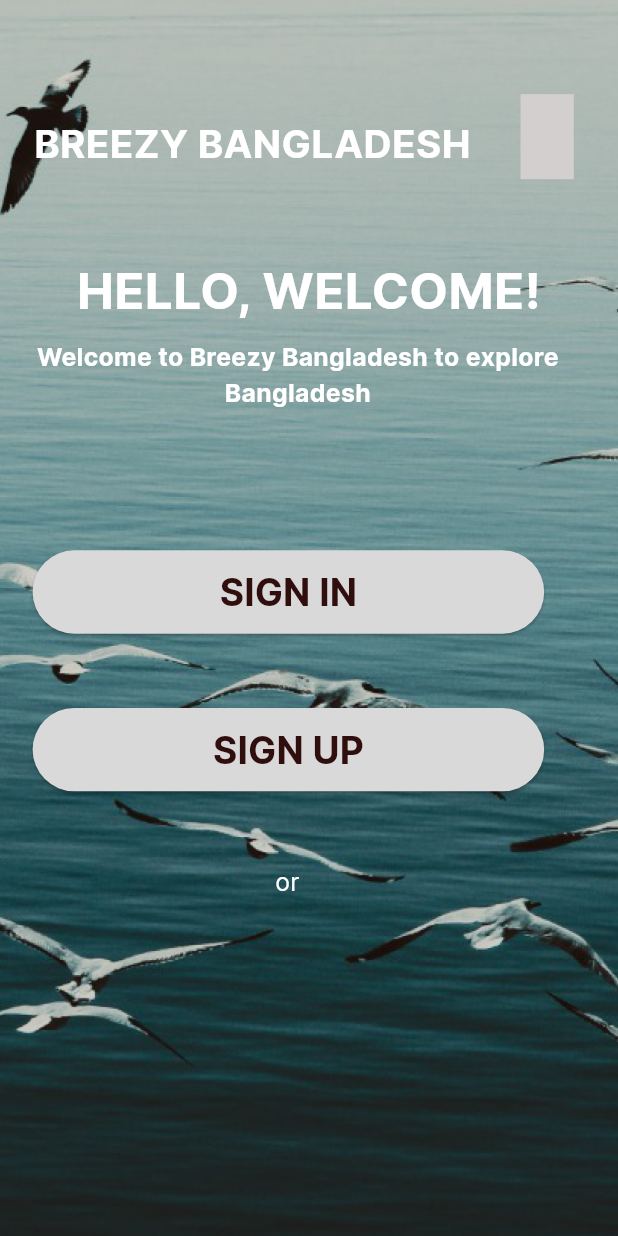
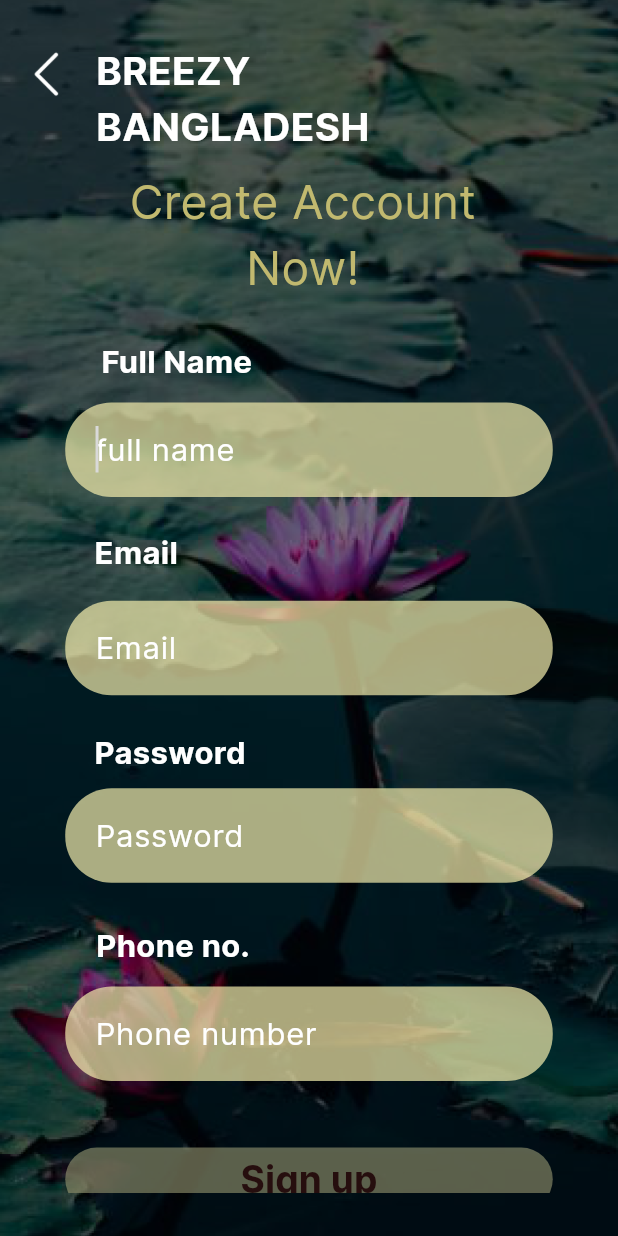
Before and after one commit to SOMBIT4/Software_Exhibition, a Flutter app: the AndroidLargeTwoScreen screen opened by its route, after a tap on "SIGN UP", on a phone screen of 412 x 824 dp. Run offline on Flutter 3.47's test engine with Material 3 defaults, Android fonts, the phone set to English and light mode, and no system bars; our stand-ins replace cached_network_image, flutter_svg.

Commit message:
work done

```diff
--- a/lib/core/utils/image_constant.dart
+++ b/lib/core/utils/image_constant.dart
@@ -22,6 +22,7 @@ class ImageConstant {
 
   static String imgMegaphoneBlack90002 =
       '$imagePath/img_megaphone_black_900_02.svg';
-
+  static String imgBack34x56 = '$imagePath/img_back_34x56.png';
+  static String imgNehaMaheenMah = '$imagePath/img_neha_maheen_mah.png';
   static String imageNotFound = 'assets/images/image_not_found.png';
 }
--- a/lib/presentation/android_large_one_screen/android_large_one_screen.dart
+++ b/lib/presentation/android_large_one_screen/android_large_one_screen.dart
@@ -103,11 +103,12 @@ class AndroidLargeOneScreen extends StatelessWidget {
                               children: [
                                 SizedBox(height: 2.v),
                                 GestureDetector(
-                                    onTap: (){
-                                      Navigator.pushNamed(context, '/android_large_two_screen');
+                                  onTap: () {
+                                    Navigator.pushNamed(
+                                        context, '/android_large_two_screen');
                                   },
                                   child: Text(
-                                      "swipe",
+                                    "CLICK",
                                     style: CustomTextStyles.headlineSmall24,
                                   ),
                                 ),
--- a/lib/presentation/android_large_three_screen/android_large_three_screen.dart
+++ b/lib/presentation/android_large_three_screen/android_large_three_screen.dart
@@ -1,4 +1,5 @@
 import 'package:breezybangladesh/core/app_export.dart';
+import 'package:breezybangladesh/widgets/custom_elevated_button.dart';
 import 'package:breezybangladesh/widgets/custom_text_form_field.dart';
 import 'package:flutter/material.dart';
 
@@ -60,7 +61,7 @@ class AndroidLargeThreeScreen extends StatelessWidget {
                     child: Padding(
                       padding: EdgeInsets.only(left: 26.h),
                       child: Text(
-                        "USERNAME",
+                        "EMAIL ADDRESS",
                         textAlign: TextAlign.center,
                         style: CustomTextStyles.titleLargeSemiBold,
                       ),
@@ -74,7 +75,7 @@ class AndroidLargeThreeScreen extends StatelessWidget {
                     ),
                     child: CustomTextFormField(
                       controller: userNameController,
-                      hintText: "username",
+                      hintText: "email address",
                     ),
                   ),
                   SizedBox(height: 18.v),
@@ -106,6 +107,21 @@ class AndroidLargeThreeScreen extends StatelessWidget {
                     ),
                   ),
                   Spacer(),
+                  SizedBox(height: 30.v),
+                  Padding(
+                    padding: EdgeInsets.only(
+                      left: 18.h,
+                      right: 19.h,
+                    ),
+                    child: CustomElevatedButton(
+                      onPressed: () {},
+                      text: "SIGN IN",
+                      // margin: EdgeInsets.symmetric(horizontal: 14.h),
+                      buttonStyle: CustomButtonStyles.fillyelloC,
+                      buttonTextStyle:
+                          CustomTextStyles.headlineSmallOnSecondaryContainer,
+                    ),
+                  ),
                   SizedBox(height: 23.v),
                   Align(
                     alignment: Alignment.centerRight,
@@ -140,22 +156,22 @@ class AndroidLargeThreeScreen extends StatelessWidget {
             style: theme.textTheme.headlineSmall,
           ),
         ),
-        Container(
-          height: 55.v,
-          width: 31.h,
-          margin: EdgeInsets.only(left: 22.h),
-          padding: EdgeInsets.symmetric(
-            horizontal: 5.h,
-            vertical: 13.v,
-          ),
-          decoration: AppDecoration.fillSecondaryContainer,
-          child: CustomImageView(
-            imagePath: ImageConstant.imgMegaphoneBlack90002,
-            height: 27.v,
-            width: 20.h,
-            alignment: Alignment.center,
-          ),
-        ),
+        // Container(
+        //   height: 55.v,
+        //   width: 31.h,
+        //   margin: EdgeInsets.only(left: 22.h),
+        //   padding: EdgeInsets.symmetric(
+        //     horizontal: 5.h,
+        //     vertical: 13.v,
+        //   ),
+        //   decoration: AppDecoration.fillSecondaryContainer,
+        //   child: CustomImageView(
+        //     imagePath: ImageConstant.imgMegaphoneBlack90002,
+        //     height: 27.v,
+        //     width: 20.h,
+        //     alignment: Alignment.center,
+        //   ),
+        // ),
       ],
     );
   }
--- a/lib/presentation/android_large_two_screen/android_large_two_screen.dart
+++ b/lib/presentation/android_large_two_screen/android_large_two_screen.dart
@@ -77,6 +77,9 @@ class AndroidLargeTwoScreen extends StatelessWidget {
                       Expanded(
                         child: Column(children: [
                           CustomElevatedButton(
+                            onPressed: () {
+                              Navigator.pushNamed(context, '/sign_up_screen');
+                            },
                             text: "SIGN UP",
                             margin: EdgeInsets.only(
                               left: 19.h,
@@ -94,8 +97,8 @@ class AndroidLargeTwoScreen extends StatelessWidget {
                           margin: EdgeInsets.only(left: 106.h),
                           child: SingleChildScrollView(
                             child: Text(
-                              "or",
-                              maxLines: 2,
+                              "or\ncontinue with",
+                              // maxLines: 2,
                               overflow: TextOverflow.ellipsis,
                               textAlign: TextAlign.center,
                               style: theme.textTheme.bodyLarge,
@@ -104,13 +107,17 @@ class AndroidLargeTwoScreen extends StatelessWidget {
                         ),
                       ),
                       SizedBox(height: 7.v),
-                      CustomImageView(
-                        imagePath: ImageConstant.imgDeviconGoogle,
-                        height: 36.v,
-                        width: 43.h,
-                        margin: EdgeInsets.only(left: 146.h),
+                      Row(
+                        mainAxisAlignment: MainAxisAlignment.center,
+                        children: [
+                          GestureDetector(
+                            onTap: (() {}),
+                            child: Image.asset('assets/images/google.png',
+                                height: 60, width: 60),
+                          ),
+                        ],
                       ),
-                      SizedBox(height: 93.v),
+                      SizedBox(height: 120.v),
                     ],
                   ),
                 ),
@@ -157,22 +164,22 @@ class AndroidLargeTwoScreen extends StatelessWidget {
                   style: theme.textTheme.headlineSmall,
                 ),
               ),
-              Container(
-                height: 55.v,
-                width: 31.h,
-                margin: EdgeInsets.only(left: 29.h),
-                padding: EdgeInsets.symmetric(
-                  horizontal: 5.h,
-                  vertical: 13.v,
-                ),
-                decoration: AppDecoration.fillBlueGray,
-                child: CustomImageView(
-                  imagePath: ImageConstant.imgMegaphone,
-                  height: 27.v,
-                  width: 20.h,
-                  alignment: Alignment.center,
-                ),
-              ),
+              // Container(
+              //   height: 55.v,
+              //   width: 31.h,
+              //   margin: EdgeInsets.only(left: 29.h),
+              //   padding: EdgeInsets.symmetric(
+              //     horizontal: 5.h,
+              //     vertical: 13.v,
+              //   ),
+              //   decoration: AppDecoration.fillBlueGray,
+              //   child: CustomImageView(
+              //     imagePath: ImageConstant.imgMegaphone,
+              //     height: 27.v,
+              //     width: 20.h,
+              //     alignment: Alignment.center,
+              //   ),
+              // ),
             ],
           ),
         ),
--- /dev/null
+++ b/lib/presentation/sign_up_screen/sign_up_screen.dart
@@ -0,0 +1,193 @@
+import 'package:breezybangladesh/core/app_export.dart';
+import 'package:breezybangladesh/widgets/custom_elevated_button.dart';
+import 'package:breezybangladesh/widgets/custom_text_form_field.dart';
+import 'package:flutter/material.dart';
+
+class SignUpScreen extends StatelessWidget {
+  SignUpScreen({Key? key}) : super(key: key);
+
+  TextEditingController fullNameController = TextEditingController();
+  TextEditingController emailController = TextEditingController();
+  TextEditingController passwordController = TextEditingController();
+  TextEditingController phoneNumberController = TextEditingController();
+  GlobalKey<FormState> _formKey = GlobalKey<FormState>();
+
+  @override
+  Widget build(BuildContext context) {
+    return Scaffold(
+      resizeToAvoidBottomInset: false,
+      body: SingleChildScrollView(
+        child: SizedBox(
+          height: MediaQuery.of(context).size.height,
+          child: Stack(
+            alignment: Alignment.center,
+            children: [
+              CustomImageView(
+                imagePath: ImageConstant.imgNehaMaheenMah,
+                height: 806.v,
+                width: 360.h,
+                alignment: Alignment.bottomCenter,
+              ),
+              Align(
+                alignment: Alignment.center,
+                child: Container(
+                  padding: EdgeInsets.symmetric(
+                    horizontal: 38.h,
+                    vertical: 28.v,
+                  ),
+                  decoration: BoxDecoration(
+                    color: Colors.black.withOpacity(.5),
+                  ),
+                  child: SingleChildScrollView(
+                    child: Column(
+                      mainAxisSize: MainAxisSize.min,
+                      children: [
+                        Align(
+                          alignment: Alignment.centerLeft,
+                          child: Container(
+                            width: 174.h,
+                            margin: EdgeInsets.only(left: 18.h),
+                            child: Text(
+                              "BREEZY\nBANGLADESH",
+                              maxLines: 2,
+                              overflow: TextOverflow.ellipsis,
+                              style: theme.textTheme.headlineSmall,
+                            ),
+                          ),
+                        ),
+                        SizedBox(height: 10.v),
+                        Container(
+                          width: 221.h,
+                          margin: EdgeInsets.only(
+                            left: 27.h,
+                            right: 34.h,
+                          ),
+                          child: Text(
+                            "Create Account Now!",
+                            maxLines: 2,
+                            overflow: TextOverflow.ellipsis,
+                            textAlign: TextAlign.center,
+                            style: CustomTextStyles
+                                .headlineLargeSecondaryContainer,
+                          ),
+                        ),
+                        SizedBox(height: 25.v),
+                        Align(
+                          alignment: Alignment.centerLeft,
+                          child: Padding(
+                            padding: EdgeInsets.only(left: 21.h),
+                            child: Text(
+                              "Full Name",
+                              style:
+                                  CustomTextStyles.titleLargeOnPrimaryContainer,
+                            ),
+                          ),
+                        ),
+                        SizedBox(height: 12.v),
+                        _buildFullName(context),
+                        SizedBox(height: 22.v),
+                        Align(
+                          alignment: Alignment.centerLeft,
+                          child: Padding(
+                            padding: EdgeInsets.only(left: 17.h),
+                            child: Text(
+                              "Email",
+                              style:
+                                  CustomTextStyles.titleLargeOnPrimaryContainer,
+                            ),
+                          ),
+                        ),
+                        SizedBox(height: 17.v),
+                        _buildEmail(context),
+                        SizedBox(height: 23.v),
+                        Align(
+                          alignment: Alignment.centerLeft,
+                          child: Padding(
+                            padding: EdgeInsets.only(left: 17.h),
+                            child: Text(
+                              "Password",
+                              style:
+                                  CustomTextStyles.titleLargeOnPrimaryContainer,
+                            ),
+                          ),
+                        ),
+                        SizedBox(height: 9.v),
+                        _buildPassword(context),
+                        SizedBox(height: 27.v),
+                        Align(
+                          alignment: Alignment.centerLeft,
+                          child: Padding(
+                            padding: EdgeInsets.only(left: 18.h),
+                            child: Text(
+                              "Phone no.",
+                              style:
+                                  CustomTextStyles.titleLargeOnPrimaryContainer,
+                            ),
+                          ),
+                        ),
+                        SizedBox(height: 12.v),
+                        _buildPhoneNumber(context),
+                        SizedBox(height: 43.v),
+                        _buildSignUp(context),
+                        SizedBox(height: 19.v),
+                      ],
+                    ),
+                  ),
+                ),
+              ),
+              CustomImageView(
+                imagePath: ImageConstant.imgBack34x56,
+                height: 34.v,
+                width: 56.h,
+                alignment: Alignment.topLeft,
+                margin: EdgeInsets.only(top: 31.v),
+              ),
+            ],
+          ),
+        ),
+      ),
+    );
+  }
+
+  Widget _buildFullName(BuildContext context) {
+    return CustomTextFormField(
+      controller: fullNameController,
+      hintText: "full name",
+    );
+  }
+
+  Widget _buildEmail(BuildContext context) {
+    return CustomTextFormField(
+      controller: emailController,
+      hintText: "Email",
+      textInputType: TextInputType.emailAddress,
+    );
+  }
+
+  Widget _buildPassword(BuildContext context) {
+    return CustomTextFormField(
+      controller: passwordController,
+      hintText: "Password",
+      textInputType: TextInputType.visiblePassword,
+      obscureText: true,
+    );
+  }
+
+  Widget _buildPhoneNumber(BuildContext context) {
+    return CustomTextFormField(
+      controller: phoneNumberController,
+      hintText: "Phone number",
+      textInputAction: TextInputAction.next,
+      textInputType: TextInputType.phone,
+    );
+  }
+
+  Widget _buildSignUp(BuildContext context) {
+    return CustomElevatedButton(
+      height: 41.v,
+      text: "Sign up",
+      buttonStyle: CustomButtonStyles.fillGrayC,
+      buttonTextStyle: CustomTextStyles.headlineSmallGray900,
+    );
+  }
+}
--- a/lib/routes/app_routes.dart
+++ b/lib/routes/app_routes.dart
@@ -1,3 +1,4 @@
+import 'package:breezybangladesh/presentation/sign_up_screen/sign_up_screen.dart';
 import 'package:flutter/material.dart';
 import 'package:breezybangladesh/presentation/android_large_one_screen/android_large_one_screen.dart';
 import 'package:breezybangladesh/presentation/android_large_two_screen/android_large_two_screen.dart';
@@ -11,12 +12,14 @@ class AppRoutes {
 
   static const String androidLargeThreeScreen = '/android_large_three_screen';
 
+  static const String signUpScreen = '/sign_up_screen';
   static const String appNavigationScreen = '/app_navigation_screen';
 
   static Map<String, WidgetBuilder> routes = {
     androidLargeOneScreen: (context) => AndroidLargeOneScreen(),
     androidLargeTwoScreen: (context) => AndroidLargeTwoScreen(),
     androidLargeThreeScreen: (context) => AndroidLargeThreeScreen(),
+    signUpScreen: (context) => SignUpScreen(),
     appNavigationScreen: (context) => AppNavigationScreen()
   };
 }
--- a/lib/theme/app_decoration.dart
+++ b/lib/theme/app_decoration.dart
@@ -6,9 +6,16 @@ class AppDecoration {
   static BoxDecoration get fillBlueGray => BoxDecoration(
         color: appTheme.blueGray100,
       );
+  static BoxDecoration get fillErrorContainer => BoxDecoration(
+        color: theme.colorScheme.errorContainer.withOpacity(0.55),
+      );
+  static BoxDecoration get fillErrorContainer1 => BoxDecoration(
+        color: theme.colorScheme.errorContainer.withOpacity(0.6),
+      );
   static BoxDecoration get fillOnPrimaryContainer => BoxDecoration(
         color: theme.colorScheme.onPrimaryContainer,
       );
+
   static BoxDecoration get fillSecondaryContainer => BoxDecoration(
         color: theme.colorScheme.secondaryContainer,
       );
--- a/lib/theme/custom_button_style.dart
+++ b/lib/theme/custom_button_style.dart
@@ -4,6 +4,18 @@ import 'package:flutter/material.dart';
 
 /// A class that offers pre-defined button styles for customizing button appearance.
 class CustomButtonStyles {
+  static ButtonStyle get fillGrayC => ElevatedButton.styleFrom(
+        backgroundColor: appTheme.gray5008c,
+        shape: RoundedRectangleBorder(
+          borderRadius: BorderRadius.circular(20.h),
+        ),
+      );
+  static ButtonStyle get fillyelloC => ElevatedButton.styleFrom(
+        backgroundColor: appTheme.yellow200A5,
+        shape: RoundedRectangleBorder(
+          borderRadius: BorderRadius.circular(20.h),
+        ),
+      );
   // text button style
   static ButtonStyle get none => ButtonStyle(
         backgroundColor: MaterialStateProperty.all<Color>(Colors.transparent),
--- a/lib/theme/custom_text_style.dart
+++ b/lib/theme/custom_text_style.dart
@@ -25,10 +25,21 @@ class CustomTextStyles {
         color: theme.colorScheme.onSecondaryContainer,
         fontSize: 24.fSize,
       );
+  static get headlineLargeSecondaryContainer =>
+      theme.textTheme.headlineLarge!.copyWith(
+        color: theme.colorScheme.secondaryContainer,
+        fontSize: 30.fSize,
+        fontWeight: FontWeight.w400,
+      );
   // Title text style
   static get titleLargeGray100 => theme.textTheme.titleLarge!.copyWith(
         color: appTheme.gray100,
         fontWeight: FontWeight.w600,
+      );
+  static get titleLargeOnPrimaryContainer =>
+      theme.textTheme.titleLarge!.copyWith(
+        color: theme.colorScheme.onPrimaryContainer,
+        fontWeight: FontWeight.w700,
       );
   static get titleLargeMedium => theme.textTheme.titleLarge!.copyWith(
         fontWeight: FontWeight.w500,
--- a/lib/theme/theme_helper.dart
+++ b/lib/theme/theme_helper.dart
@@ -118,8 +118,11 @@ class ColorSchemes {
   static final primaryColorScheme = ColorScheme.light(
     // Primary colors
     primary: Color(0XFFD9D9D9),
+    primaryContainer: Color(0XFF153A5D),
     secondaryContainer: Color(0XFFC1B96F),
-
+// Error colors
+    errorContainer: Color(0X3F000000),
+    onErrorContainer: Color(0XFF0B3D19),
     // On colors(text colors)
     onPrimary: Color(0XFF0B3D19),
     onPrimaryContainer: Color(0XFFFFFFFF),
@@ -145,7 +148,7 @@ class PrimaryColors {
   // Gray
   Color get gray100 => Color(0XFFF3F3F3);
   Color get gray900 => Color(0XFF260E0E);
-
+  Color get gray5008c => Color(0X8CA5A67D);
   // Yellow
   Color get yellow200A5 => Color(0XA5F9F09A);
 }
```
Also changed, not shown: assets/images/google.png (added), assets/images/img_back_34x56.png (added), assets/images/img_neha_maheen_mah.png (added). Lines whose indentation alone changed are shown as unchanged.
